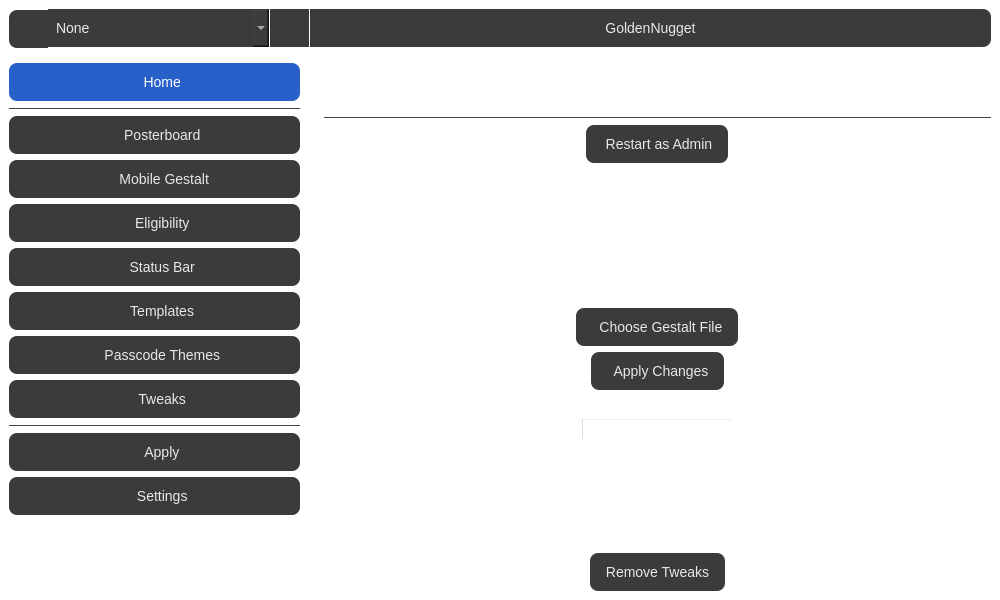
First picture: the form in src/qt/mainwindow.ui, repository MiniVoidyy/GoldenNugget-, before the edit.
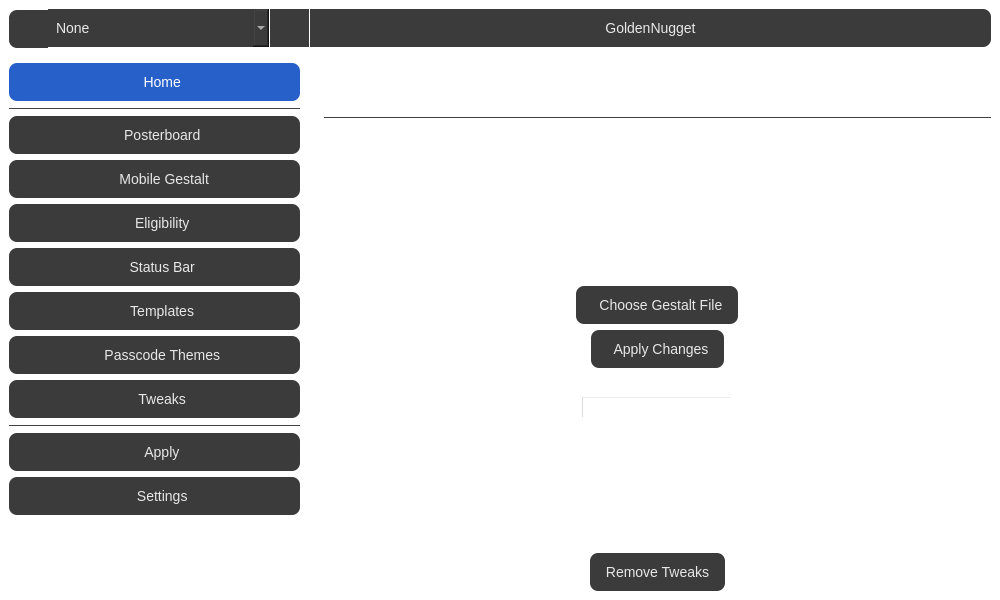
Second picture: the form after the edit. The open tabs and pages were chosen to show the change. Icons and pictures are not drawn.

Commit message: [QOL] remove 'Restart as Admin' button from Classic Apply page

Patch:
```diff
--- a/src/qt/mainwindow.ui
+++ b/src/qt/mainwindow.ui
@@ -10979,30 +10979,6 @@
                    </property>
                   </widget>
                  </item>
-                 <item>
-                  <layout class="QHBoxLayout" name="restartUACContent">
-                   <property name="bottomMargin">
-                    <number>0</number>
-                   </property>
-                   <item>
-                    <widget class="QToolButton" name="restartUACBtn">
-                     <property name="cursor">
-                      <cursorShape>PointingHandCursor</cursorShape>
-                     </property>
-                     <property name="text">
-                      <string> Restart as Admin</string>
-                     </property>
-                     <property name="icon">
-                      <iconset resource="resources.qrc">
-                       <normaloff>:/icon/arrow-clockwise.svg</normaloff>:/icon/arrow-clockwise.svg</iconset>
-                     </property>
-                     <property name="toolButtonStyle">
-                      <enum>Qt::ToolButtonTextBesideIcon</enum>
-                     </property>
-                    </widget>
-                   </item>
-                  </layout>
-                 </item>
                  <item>
                   <spacer name="verticalSpacer_10">
                    <property name="orientation">
```
The commit also changes 5 other files.
